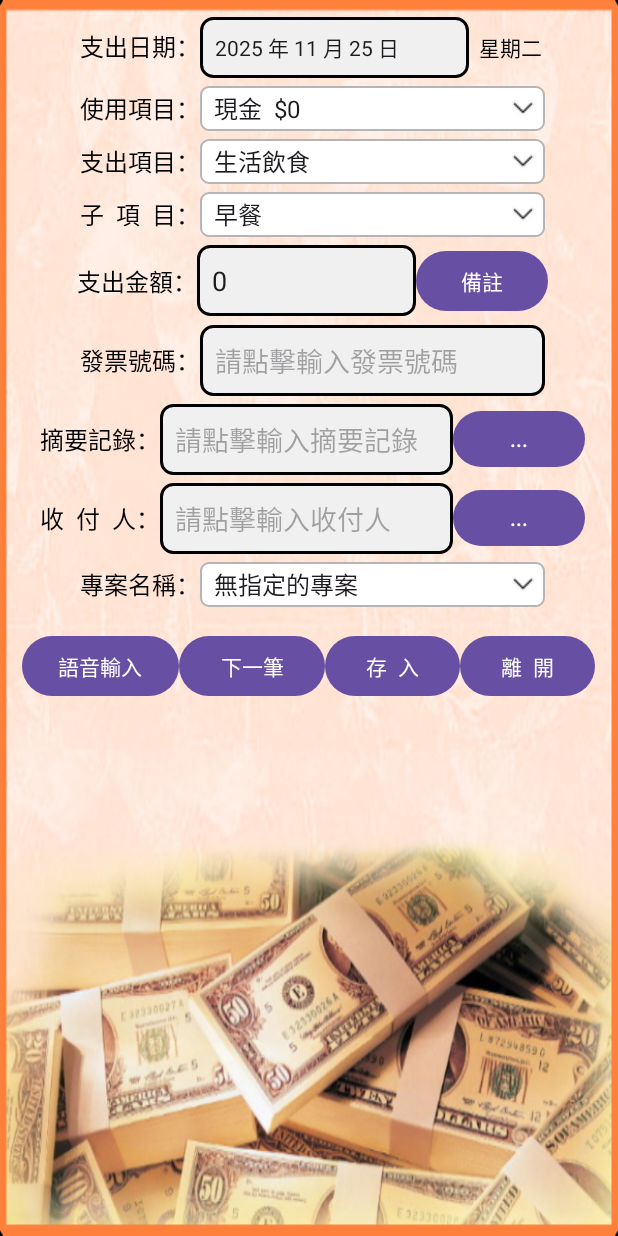
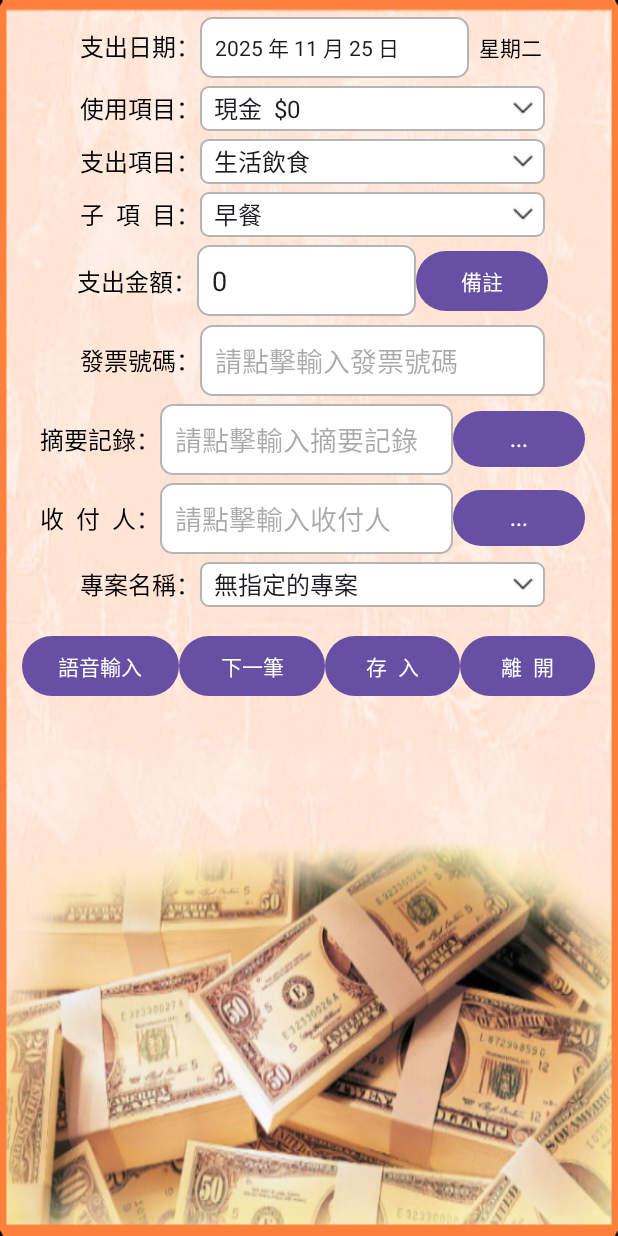
Before and after one commit to coobila/MyMoney, an Android app: the Addout screen opened directly, with no data from a screen before it, on a phone screen of 412 x 824 dp. Run offline under Robolectric (Android 15) with nearby library versions, the phone set to English and light mode, and no system bars.

Commit message:
Update custom_edittext_background.xml

```diff
--- a/app/src/main/res/drawable/custom_edittext_background.xml
+++ b/app/src/main/res/drawable/custom_edittext_background.xml
@@ -1,13 +1,13 @@
 <shape xmlns:android="http://schemas.android.com/apk/res/android"
     android:shape="rectangle">
     <stroke
-        android:width="2dp"
-        android:color="#000000" /> <!-- 設定邊框顏色和寬度 -->
+        android:width="1dp"
+        android:color="#B6B4B4" /> <!-- 設定邊框顏色和寬度 -->
     <padding
         android:left="10dp"
         android:top="10dp"
         android:right="10dp"
         android:bottom="10dp" /> <!-- 設定內部邊距 -->
     <corners android:radius="8dp" /> <!-- 設定圓角半徑 -->
-    <solid android:color="#F0F0F0" /> <!-- 設定背景顏色 -->
+    <solid android:color="#FFFFFF" /> <!-- 設定背景顏色 -->
 </shape>
```
